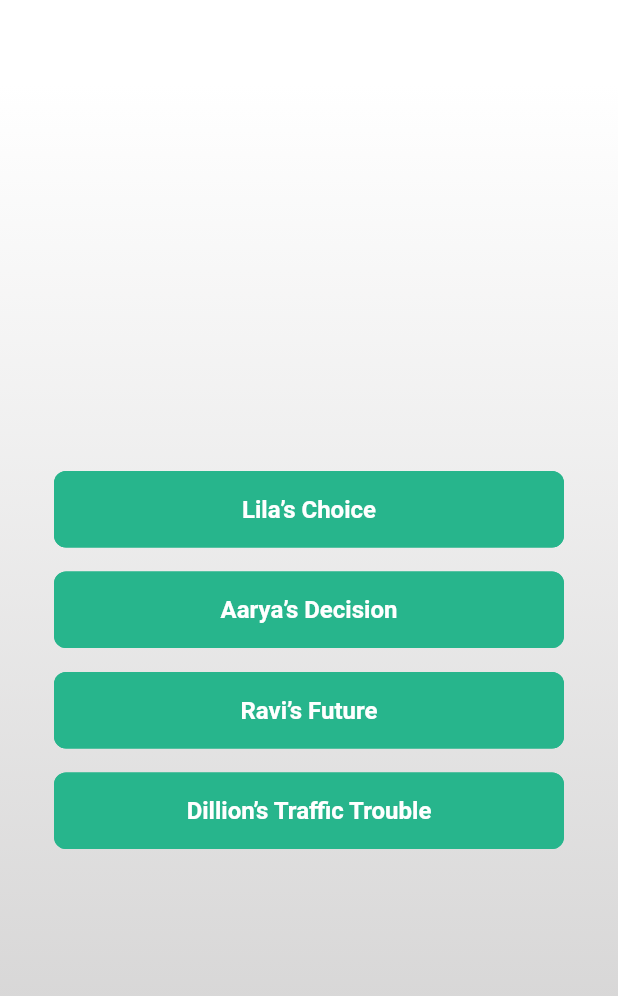
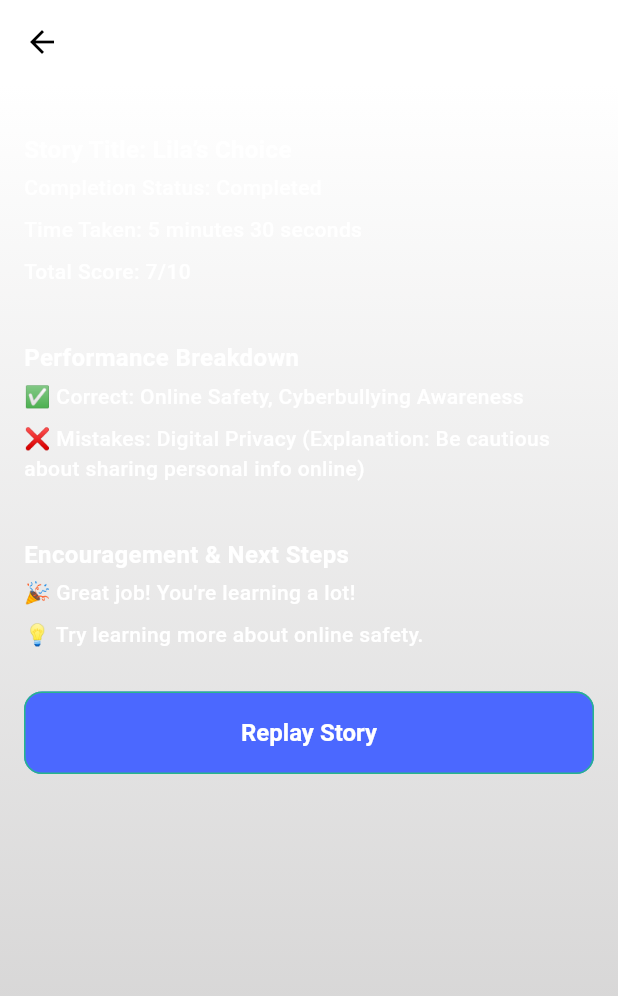
Before and after one commit to SenulyaK/LexChoice, a Flutter app: the FeedbackSelectionScreen screen opened directly, after a tap on "Lila’s Choice", on a phone screen of 412 x 824 dp. Shown: the top 996 px of the screen. Run offline on Flutter 3.47's test engine with Material 3 defaults, Android fonts, the light colour scheme and no system bars; our stand-ins replace animated_splash_screen, get, get_storage, iconsax, logger, lottie and 1 more; accounts and stored records are empty; Roboto replaces fonts that are missing (Poppins).

Commit message:
Feedback screen for topic 1

```diff
--- a/lib/screens/feedback_screen/feedback_screen.dart
+++ b/lib/screens/feedback_screen/feedback_screen.dart
@@ -1,19 +1,13 @@
 import 'package:flutter/material.dart';
 import 'package:lexchoice/utils/constants/colors.dart';
 import 'package:lexchoice/utils/constants/sizes.dart';
+import 'package:lexchoice/screens/feedback_screen/topic1_feedback.dart';
 
 class FeedbackSelectionScreen extends StatelessWidget {
   const FeedbackSelectionScreen({super.key});
 
   @override
   Widget build(BuildContext context) {
-    final List<String> stories = [
-      "Lila’s Choice",
-      "Aarya’s Decision",
-      "Ravi’s Future",
-      "Dillion’s Traffic Trouble",
-    ];
-
     return Scaffold(
       appBar: AppBar(
         title: const Text(
@@ -28,13 +22,12 @@
         decoration: BoxDecoration(
           gradient: LinearGradient(
             colors: [
-              // Check if the current theme is dark or light
               Theme.of(context).brightness == Brightness.dark
-                  ? LCColors.secondary // Dark mode colors
-                  : Colors.white, // Light mode colors
+                  ? LCColors.secondary
+                  : Colors.white,
               Theme.of(context).brightness == Brightness.dark
-                  ? LCColors.background // Dark mode colors
-                  : LCColors.darkGrey, // Light mode colors
+                  ? LCColors.background
+                  : LCColors.darkGrey,
             ],
             begin: Alignment.topCenter,
             end: Alignment.bottomCenter,
@@ -47,7 +40,22 @@
             child: Column(
               mainAxisAlignment: MainAxisAlignment.center,
               crossAxisAlignment: CrossAxisAlignment.stretch,
-              children: stories.map((story) {
+              children: [
+                _buildFeedbackButton(context, "Lila’s Choice",
+                    const DetailedFeedbackScreenTopic1()),
+                _buildFeedbackButton(context, "Aarya’s Decision", null),
+                _buildFeedbackButton(context, "Ravi’s Future", null),
+                _buildFeedbackButton(context, "Dillon’s Traffic Trouble", null),
+              ],
+            ),
+          ),
+        ),
+      ),
+    );
+  }
+
+  Widget _buildFeedbackButton(
+      BuildContext context, String title, Widget? screen) {
     return Padding(
       padding: const EdgeInsets.symmetric(vertical: LCSizes.sm),
       child: SizedBox(
@@ -57,15 +65,19 @@
             backgroundColor: LCColors.primary,
             padding: const EdgeInsets.symmetric(vertical: 16),
             shape: RoundedRectangleBorder(
-                          borderRadius:
-                              BorderRadius.circular(LCSizes.borderRadiusMd),
+              borderRadius: BorderRadius.circular(LCSizes.borderRadiusMd),
             ),
           ),
           onPressed: () {
-                        // Navigate to the detailed feedback screen
+            if (screen != null) {
+              Navigator.push(
+                context,
+                MaterialPageRoute(builder: (context) => screen),
+              );
+            }
           },
           child: Text(
-                        story,
+            title,
             style: const TextStyle(
               fontSize: LCSizes.fontSizeMd,
               fontWeight: FontWeight.bold,
@@ -75,11 +87,5 @@
         ),
       ),
     );
-              }).toList(),
-            ),
-          ),
-        ),
-      ),
-    );
   }
 }
--- /dev/null
+++ b/lib/screens/feedback_screen/topic1_feedback.dart
@@ -0,0 +1,113 @@
+import 'package:flutter/material.dart';
+import 'package:lexchoice/utils/constants/colors.dart';
+import 'package:lexchoice/utils/constants/sizes.dart';
+
+class DetailedFeedbackScreenTopic1 extends StatelessWidget {
+  const DetailedFeedbackScreenTopic1({super.key});
+
+  @override
+  Widget build(BuildContext context) {
+    return Scaffold(
+      appBar: AppBar(
+        title: const Text(
+          "Feedback Details",
+          style: TextStyle(fontWeight: FontWeight.bold, color: Colors.white),
+        ),
+        backgroundColor: Colors.transparent,
+        elevation: 0,
+        centerTitle: true,
+      ),
+      body: Container(
+        decoration: BoxDecoration(
+          gradient: LinearGradient(
+            colors: [
+              // Check if the current theme is dark or light
+              Theme.of(context).brightness == Brightness.dark
+                  ? LCColors.secondary // Dark mode colors
+                  : Colors.white, // Light mode colors
+              Theme.of(context).brightness == Brightness.dark
+                  ? LCColors.background // Dark mode colors
+                  : LCColors.darkGrey, // Light mode colors
+            ],
+            begin: Alignment.topCenter,
+            end: Alignment.bottomCenter,
+          ),
+        ),
+        padding: EdgeInsets.all(LCSizes.md),
+        child: Column(
+          crossAxisAlignment: CrossAxisAlignment.start,
+          children: [
+            _buildSectionTitle("Story Title: Lila’s Choice"),
+            _buildText("Completion Status: Completed"),
+            _buildText("Time Taken: 5 minutes 30 seconds"),
+            _buildText("Total Score: 7/10"),
+            const SizedBox(height: LCSizes.md),
+            _buildSectionTitle("Performance Breakdown"),
+            _buildText("✅ Correct: Online Safety, Cyberbullying Awareness"),
+            _buildText(
+                "❌ Mistakes: Digital Privacy (Explanation: Be cautious about sharing personal info online)"),
+            const SizedBox(height: LCSizes.md),
+            _buildSectionTitle("Encouragement & Next Steps"),
+            _buildText("🎉 Great job! You're learning a lot!"),
+            _buildText("💡 Try learning more about online safety."),
+            const SizedBox(height: LCSizes.lg),
+            Center(
+              child: SizedBox(
+                width: double.infinity,
+                child: ElevatedButton(
+                  onPressed: () {
+                    Navigator.pop(context);
+                  },
+                  style: ElevatedButton.styleFrom(
+                    backgroundColor: LCColors.buttonPrimary,
+                    padding:
+                        EdgeInsets.symmetric(vertical: LCSizes.buttonHeight),
+                    shape: RoundedRectangleBorder(
+                      borderRadius: BorderRadius.circular(LCSizes.buttonRadius),
+                    ),
+                  ),
+                  child: Text(
+                    "Replay Story",
+                    style: TextStyle(
+                      fontSize: LCSizes.fontSizeMd,
+                      fontWeight: FontWeight.bold,
+                      color: LCColors.textWhite,
+                    ),
+                  ),
+                ),
+              ),
+            ),
+          ],
+        ),
+      ),
+    );
+  }
+
+  Widget _buildSectionTitle(String title) {
+    return Padding(
+      padding: EdgeInsets.only(top: LCSizes.spaceBtwItems),
+      child: Text(
+        title,
+        style: TextStyle(
+          fontSize: LCSizes.fontSizeMd,
+          fontWeight: FontWeight.bold,
+          color: Colors.white,
+        ),
+      ),
+    );
+  }
+
+  Widget _buildText(String text) {
+    return Padding(
+      padding: const EdgeInsets.symmetric(vertical: LCSizes.xs),
+      child: Text(
+        text,
+        style: TextStyle(
+          fontSize: LCSizes.fontSizeSm,
+          fontWeight: FontWeight.w500,
+          color: LCColors.textWhite,
+        ),
+      ),
+    );
+  }
+}
```
Also changed, not shown: lib/screens/feedback_screen/topic2_feedback.dart (added), lib/screens/feedback_screen/topic3_feedback.dart (added), lib/screens/feedback_screen/topic4_feedback.dart (added). Lines whose indentation alone changed are shown as unchanged.
